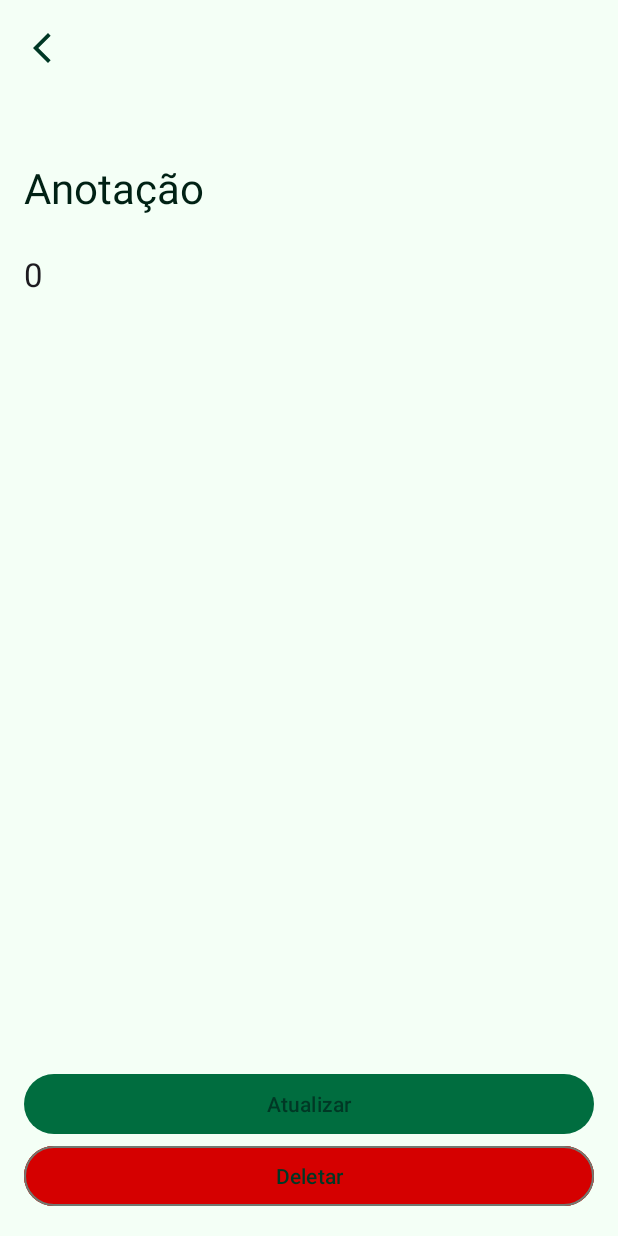
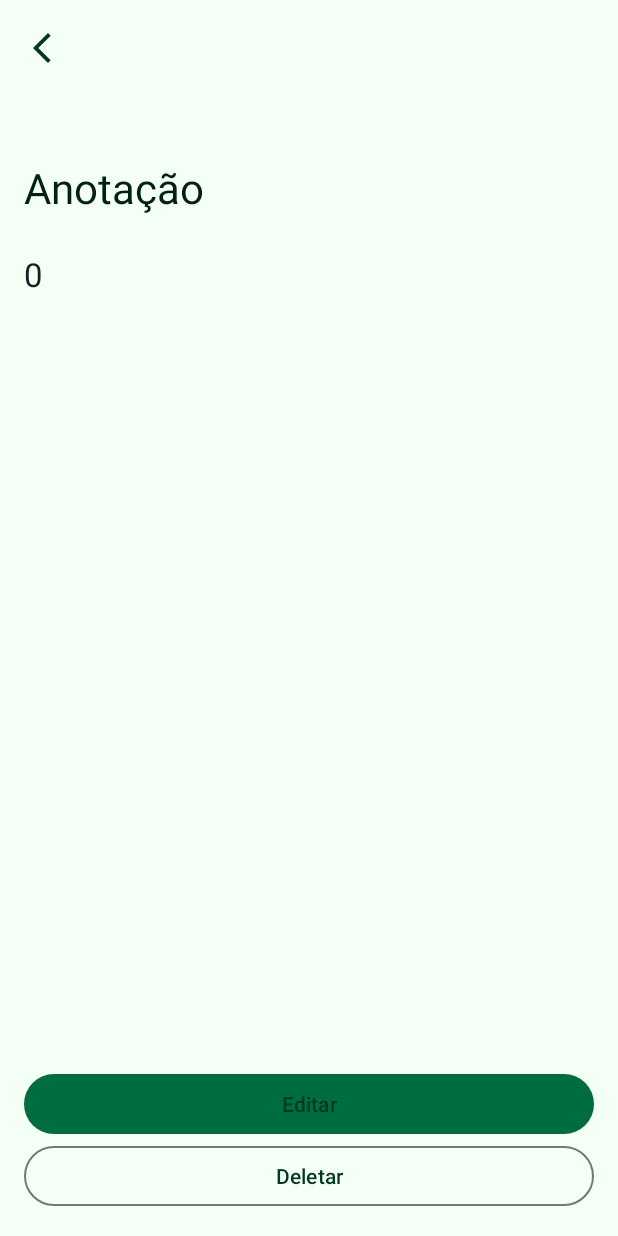
Before and after one commit to V1n1c1us-K-S-W4t4n4b3/Projeto-de-Notas, an Android app: the InfoItemActivity screen opened directly, with no data from a screen before it, on a phone screen of 412 x 824 dp. Run offline under Robolectric (Android 15) with nearby library versions, the phone set to English and light mode, and no system bars; our stand-ins replace Room's generated code.

Commit message:
fine adjustment

```diff
--- a/app/src/main/res/layout/activity_info_item.xml
+++ b/app/src/main/res/layout/activity_info_item.xml
@@ -69,7 +69,7 @@
             android:id="@+id/bt_update"
             android:layout_width="match_parent"
             android:layout_height="wrap_content"
-            android:text="@string/update"
+            android:text="@string/edit"
             android:textColor="?attr/colorSurfaceInverse" />
 
         <Button
@@ -77,7 +77,6 @@
             style="@style/Widget.Material3.Button.OutlinedButton"
             android:layout_width="match_parent"
             android:layout_height="wrap_content"
-            android:backgroundTint="#D50000"
             android:text="@string/delete"
             android:textColor="?attr/colorSurfaceInverse" />
 
--- a/app/src/main/res/values/strings.xml
+++ b/app/src/main/res/values/strings.xml
@@ -9,4 +9,5 @@
     <string name="fab">FAB</string>
     <string name="delete">Deletar</string>
     <string name="update">Atualizar</string>
+    <string name="edit">Editar</string>
 </resources>
```
